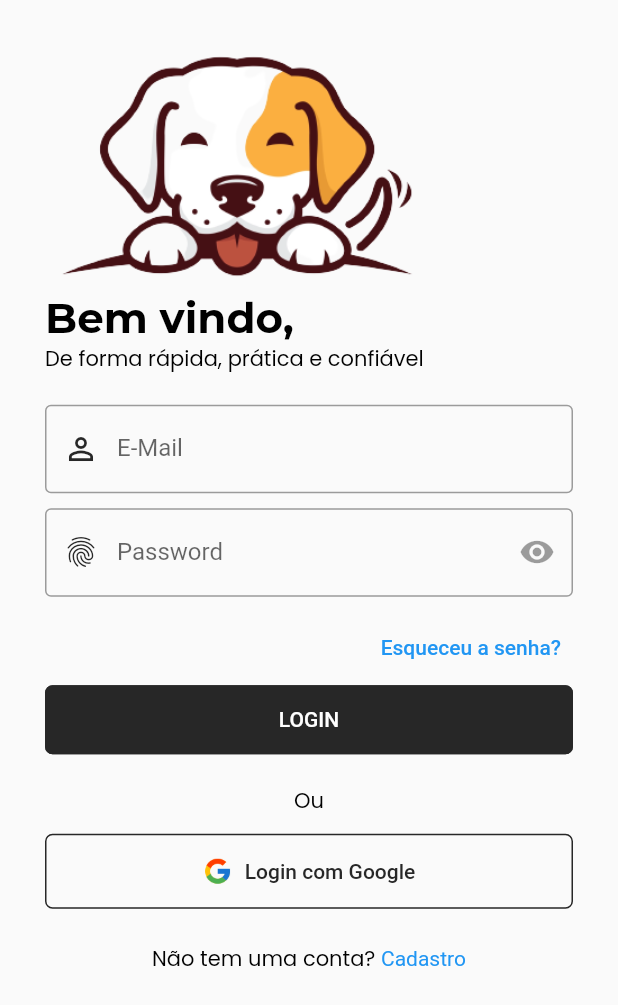
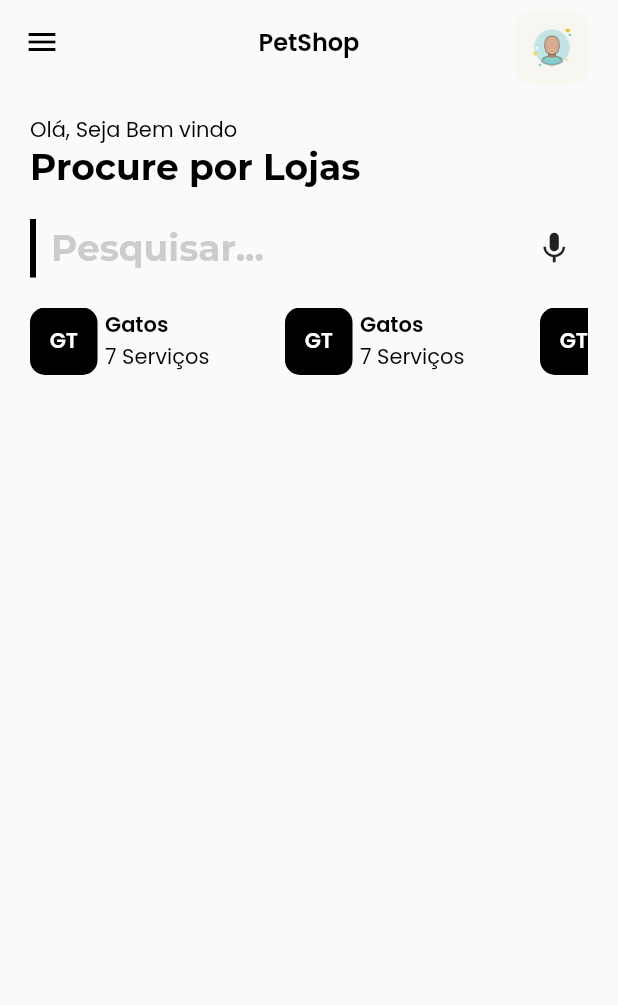
Before and after one commit to vinny0965/flutter-pet-shop-project, a Flutter app: the LoginScreen screen opened directly, after a tap on "LOGIN", on a phone screen of 412 x 824 dp. Shown: the top 1005 px of the screen. Run offline on Flutter 3.47's test engine with Material 2 defaults, Android fonts, the phone set to English and light mode, and no system bars; our stand-ins replace get, google_fonts, liquid_swipe, otp_text_field, smooth_page_indicator; project files that could hold a hidden picture were left out.

Commit message:
criacao de dashboard, menu categorias

```diff
--- a/flutter_ui/lib/src/constants/image_strings.dart
+++ b/flutter_ui/lib/src/constants/image_strings.dart
@@ -23,3 +23,10 @@ const String tGoogleLogoImage = "assets/logo/google-logo.png";
 //forgot image
 
 const String tForgetPasswordImage = "assets/images/icon_forgot.png";
+
+//Dashboard
+const String tUserProfileImage =
+    "assets/images/home_page_images/icon_person.png";
+const String tBannerImage1 = "assets/images/on_boarding_images/onboard1.png";
+const String tBannerImage2 = "assets/images/on_boarding_images/onboard2.png";
+const String tTopCourseImage1 = "assets/images/on_boarding_images/onboard3.png";
--- a/flutter_ui/lib/src/constants/sizes.dart
+++ b/flutter_ui/lib/src/constants/sizes.dart
@@ -2,3 +2,8 @@ const tDefaultSize = 30.0;
 const tSplashConstainerSize = 30.0;
 const tButtonHeigth = 15.0;
 const tFormHeigth = 30.0;
+
+//dashboard
+const tDashboardPadding = 20.0;
+
+const tDashboardCardPadding = 10.0;
--- a/flutter_ui/lib/src/constants/text_strings.dart
+++ b/flutter_ui/lib/src/constants/text_strings.dart
@@ -60,3 +60,14 @@ const String tOtpTitle = "Código";
 const String tOtpSubtitle = "Verificação";
 const String tOtpMessage =
     "Insira o código de verificação enviado para o \n E-mail cadastrado";
+
+//Dashboarding
+
+const String tDashBoardTitle = "Olá, Seja Bem vindo";
+const String tDashboardHeading = "Procure por Lojas";
+const String tDashBoardingSearch = "Pesquisar...";
+const String tDashboardBannerTitle1 = "Android for Beginners";
+const String tDashboardBannerTitle2 = "JAVA";
+const String tDashboardingSubtitle = "Serviços";
+const String tDashboardButton = "Ver todos";
+const String tDashboardTopAtendimentos = "Top Atendimentos";
--- a/flutter_ui/lib/src/features/authentication/screens/login/login_form_widget.dart
+++ b/flutter_ui/lib/src/features/authentication/screens/login/login_form_widget.dart
@@ -2,6 +2,8 @@ import 'package:flutter/material.dart';
 import 'package:flutter_ui/src/constants/sizes.dart';
 import 'package:flutter_ui/src/constants/text_strings.dart';
 import 'package:flutter_ui/src/features/authentication/screens/forget_password/forget_password_options/forget_password_model_bottom_sheet.dart';
+import 'package:flutter_ui/src/features/core/screens/dashboard/dashboard.dart';
+import 'package:get/get.dart';
 
 import '../forget_password/forget_password_options/forget_password_btn_widget.dart';
 
@@ -46,7 +48,10 @@ class LoginForm extends StatelessWidget {
           SizedBox(
             width: double.infinity,
             child: ElevatedButton(
-                onPressed: () {}, child: Text(tLogin.toUpperCase())),
+                onPressed: () {
+                  Get.to(const DashBoard());
+                },
+                child: Text(tLogin.toUpperCase())),
           )
         ],
       ),
--- /dev/null
+++ b/flutter_ui/lib/src/features/core/screens/dashboard/dashboard.dart
@@ -0,0 +1,215 @@
+import 'package:flutter/material.dart';
+import 'package:flutter_ui/src/constants/color.dart';
+import 'package:flutter_ui/src/constants/image_strings.dart';
+import 'package:flutter_ui/src/constants/sizes.dart';
+import 'package:flutter_ui/src/constants/text_strings.dart';
+import 'package:get/get.dart';
+
+class DashBoard extends StatelessWidget {
+  const DashBoard({super.key});
+
+  @override
+  Widget build(BuildContext context) {
+    final textTheme = Theme.of(context).textTheme;
+
+    return Scaffold(
+      appBar: AppBar(
+        leading: const Icon(
+          Icons.menu,
+          color: Colors.black,
+        ),
+        centerTitle: true,
+        elevation: 0,
+        backgroundColor: Colors.transparent,
+        title: Text(
+          tAppName,
+          style: Theme.of(context).textTheme.headline4,
+        ),
+        actions: [
+          Container(
+            margin: const EdgeInsets.only(right: 20, top: 7),
+            decoration: BoxDecoration(
+                borderRadius: BorderRadius.circular(10), color: tCardBgColor),
+            child: IconButton(
+                onPressed: () {},
+                icon: const Image(image: AssetImage(tUserProfileImage))),
+          )
+        ],
+      ),
+      body: SingleChildScrollView(
+          child: Container(
+        padding: const EdgeInsets.all(tDashboardPadding),
+        child: Column(
+          crossAxisAlignment: CrossAxisAlignment.start,
+          children: [
+            //heading
+            Text(
+              tDashBoardTitle,
+              style: textTheme.bodyText2,
+            ),
+            Text(tDashboardHeading, style: textTheme.headline2),
+            const SizedBox(
+              height: tDashboardPadding,
+            ),
+
+            //caixa de pesquisa
+            Container(
+              decoration: const BoxDecoration(
+                  border: Border(left: BorderSide(width: 4))),
+              padding: EdgeInsets.symmetric(horizontal: 10, vertical: 5),
+              child: Row(
+                mainAxisAlignment: MainAxisAlignment.spaceBetween,
+                children: [
+                  Text(tDashBoardingSearch,
+                      style: textTheme.headline2
+                          ?.apply(color: Colors.grey.withOpacity(0.5))),
+                  const Icon(
+                    Icons.mic,
+                    size: 25,
+                  )
+                ],
+              ),
+            ),
+            const SizedBox(
+              height: tDashboardPadding,
+            ),
+            //categorias
+
+            SizedBox(
+              height: 45,
+              child: ListView(
+                shrinkWrap: true,
+                scrollDirection: Axis.horizontal,
+                children: [
+                  SizedBox(
+                    width: 170,
+                    height: 50,
+                    child: Row(
+                      children: [
+                        Container(
+                          width: 45,
+                          height: 45,
+                          decoration: BoxDecoration(
+                              borderRadius: BorderRadius.circular(10),
+                              color: tDarkColor),
+                          child: Center(
+                            child: Text(
+                              "GT",
+                              style: textTheme.headline6
+                                  ?.apply(color: Colors.white),
+                            ),
+                          ),
+                        ),
+                        const SizedBox(width: 5),
+                        Flexible(
+                          child: Column(
+                            crossAxisAlignment: CrossAxisAlignment.start,
+                            mainAxisAlignment: MainAxisAlignment.center,
+                            children: [
+                              Text(
+                                "Gatos",
+                                style: textTheme.headline6,
+                                overflow: TextOverflow.ellipsis,
+                              ),
+                              Text(
+                                "7 Serviços",
+                                style: textTheme.bodyText2,
+                                overflow: TextOverflow.ellipsis,
+                              )
+                            ],
+                          ),
+                        )
+                      ],
+                    ),
+                  ),
+                  SizedBox(
+                    width: 170,
+                    height: 50,
+                    child: Row(
+                      children: [
+                        Container(
+                          width: 45,
+                          height: 45,
+                          decoration: BoxDecoration(
+                              borderRadius: BorderRadius.circular(10),
+                              color: tDarkColor),
+                          child: Center(
+                            child: Text(
+                              "GT",
+                              style: textTheme.headline6
+                                  ?.apply(color: Colors.white),
+                            ),
+                          ),
+                        ),
+                        const SizedBox(width: 5),
+                        Flexible(
+                          child: Column(
+                            crossAxisAlignment: CrossAxisAlignment.start,
+                            mainAxisAlignment: MainAxisAlignment.center,
+                            children: [
+                              Text(
+                                "Gatos",
+                                style: textTheme.headline6,
+                                overflow: TextOverflow.ellipsis,
+                              ),
+                              Text(
+                                "7 Serviços",
+                                style: textTheme.bodyText2,
+                                overflow: TextOverflow.ellipsis,
+                              )
+                            ],
+                          ),
+                        )
+                      ],
+                    ),
+                  ),
+                  SizedBox(
+                    width: 170,
+                    height: 50,
+                    child: Row(
+                      children: [
+                        Container(
+                          width: 45,
+                          height: 45,
+                          decoration: BoxDecoration(
+                              borderRadius: BorderRadius.circular(10),
+                              color: tDarkColor),
+                          child: Center(
+                            child: Text(
+                              "GT",
+                              style: textTheme.headline6
+                                  ?.apply(color: Colors.white),
+                            ),
+                          ),
+                        ),
+                        const SizedBox(width: 5),
+                        Flexible(
+                          child: Column(
+                            crossAxisAlignment: CrossAxisAlignment.start,
+                            mainAxisAlignment: MainAxisAlignment.center,
+                            children: [
+                              Text(
+                                "Gatos",
+                                style: textTheme.headline6,
+                                overflow: TextOverflow.ellipsis,
+                              ),
+                              Text(
+                                "7 Serviços",
+                                style: textTheme.bodyText2,
+                                overflow: TextOverflow.ellipsis,
+                              )
+                            ],
+                          ),
+                        )
+                      ],
+                    ),
+                  ),
+                ],
+              ),
+            )
+          ],
+        ),
+      )),
+    );
+  }
+}
```
Also changed, not shown: flutter_ui/pubspec.yaml (+5 -5 lines), flutter_ui/assets/images/home_page_images/icon_person.png (added).
